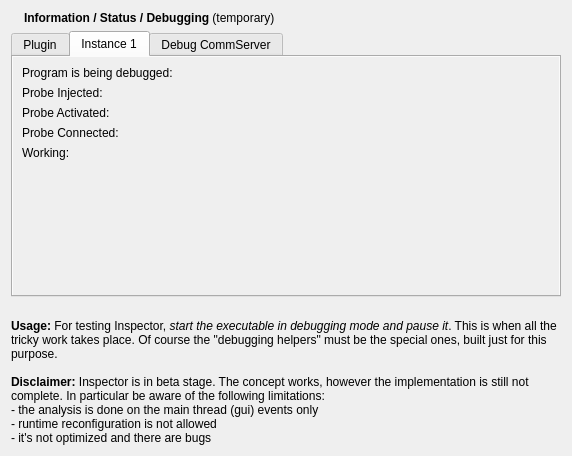
The window that src/plugins/inspector/module-info/infoview.ui (enricoros/k-qt-creator-inspector) describes before a commit, drawn with Qt 5.
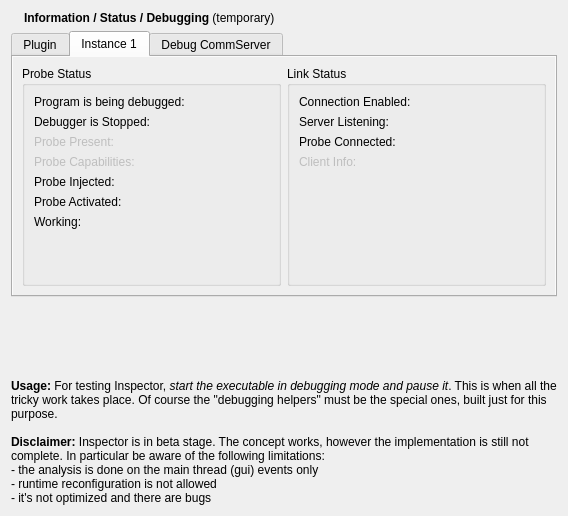
The same window after the commit. The open tabs and pages were chosen to show the change. Icons and pictures are not drawn.

Commit message: Inspector: greatly improved InfoView, fully linked to the InstanceModel

Diff of the .ui file:
```diff
--- a/src/plugins/inspector/module-info/infoview.ui
+++ b/src/plugins/inspector/module-info/infoview.ui
@@ -7,8 +7,8 @@
    <rect>
     <x>0</x>
     <y>0</y>
-    <width>572</width>
-    <height>407</height>
+    <width>568</width>
+    <height>516</height>
    </rect>
   </property>
   <property name="windowTitle">
@@ -189,9 +189,16 @@
       <attribute name="title">
        <string>Instance 1</string>
       </attribute>
-      <layout class="QVBoxLayout" name="verticalLayout_8">
-       <item>
+      <layout class="QGridLayout" name="gridLayout">
+       <item row="0" column="0">
+        <widget class="QGroupBox" name="groupBox">
+         <property name="title">
+          <string>Probe Status</string>
+         </property>
         <layout class="QFormLayout" name="formLayout">
+          <property name="fieldGrowthPolicy">
+           <enum>QFormLayout::ExpandingFieldsGrow</enum>
+          </property>
          <item row="0" column="0">
           <widget class="QLabel" name="label_2">
            <property name="text">
@@ -203,59 +210,144 @@
           <widget class="QLabel" name="debLabel"/>
          </item>
          <item row="1" column="0">
+           <widget class="QLabel" name="label_20">
+            <property name="text">
+             <string>Debugger is Stopped:</string>
+            </property>
+           </widget>
+          </item>
+          <item row="1" column="1">
+           <widget class="QLabel" name="debugStopped"/>
+          </item>
+          <item row="2" column="0">
           <widget class="QLabel" name="label_3">
+            <property name="enabled">
+             <bool>false</bool>
+            </property>
+            <property name="text">
+             <string>Probe Present:</string>
+            </property>
+           </widget>
+          </item>
+          <item row="2" column="1">
+           <widget class="QLabel" name="probePresent">
+            <property name="enabled">
+             <bool>false</bool>
+            </property>
+           </widget>
+          </item>
+          <item row="3" column="0">
+           <widget class="QLabel" name="label_10">
+            <property name="enabled">
+             <bool>false</bool>
+            </property>
+            <property name="text">
+             <string>Probe Capabilities:</string>
+            </property>
+           </widget>
+          </item>
+          <item row="3" column="1">
+           <widget class="QLabel" name="probeCaps">
+            <property name="enabled">
+             <bool>false</bool>
+            </property>
+           </widget>
+          </item>
+          <item row="4" column="0">
+           <widget class="QLabel" name="label_11">
            <property name="text">
             <string>Probe Injected:</string>
            </property>
           </widget>
          </item>
-         <item row="1" column="1">
-          <widget class="QLabel" name="injLabel"/>
-         </item>
-         <item row="2" column="0">
+          <item row="4" column="1">
+           <widget class="QLabel" name="probeInjected"/>
+          </item>
+          <item row="5" column="0">
           <widget class="QLabel" name="label_4">
            <property name="text">
             <string>Probe Activated:</string>
            </property>
           </widget>
          </item>
-         <item row="2" column="1">
-          <widget class="QLabel" name="actLabel"/>
-         </item>
-         <item row="3" column="0">
-          <widget class="QLabel" name="label_5">
-           <property name="text">
-            <string>Probe Connected:</string>
-           </property>
-          </widget>
-         </item>
-         <item row="3" column="1">
-          <widget class="QLabel" name="conLabel"/>
-         </item>
-         <item row="4" column="0">
+          <item row="5" column="1">
+           <widget class="QLabel" name="probeActive"/>
+          </item>
+          <item row="6" column="0">
           <widget class="QLabel" name="label_7">
            <property name="text">
             <string>Working:</string>
            </property>
           </widget>
          </item>
-         <item row="4" column="1">
+          <item row="6" column="1">
           <widget class="QLabel" name="workLabel"/>
          </item>
         </layout>
+        </widget>
        </item>
+       <item row="0" column="1">
+        <widget class="QGroupBox" name="groupBox_2">
+         <property name="title">
+          <string>Link Status</string>
+         </property>
+         <layout class="QFormLayout" name="formLayout_3">
+          <item row="0" column="0">
+           <widget class="QLabel" name="label_17">
+            <property name="text">
+             <string>Connection Enabled:</string>
+            </property>
+           </widget>
+          </item>
+          <item row="0" column="1">
+           <layout class="QHBoxLayout" name="horizontalLayout_3">
        <item>
-        <spacer name="verticalSpacer_5">
-         <property name="orientation">
-          <enum>Qt::Vertical</enum>
-         </property>
-         <property name="sizeHint" stdset="0">
-          <size>
-           <width>0</width>
-           <height>0</height>
-          </size>
-         </property>
-        </spacer>
+             <widget class="QLabel" name="connEnabled"/>
+            </item>
+            <item>
+             <widget class="QLabel" name="connName"/>
+            </item>
+           </layout>
+          </item>
+          <item row="1" column="0">
+           <widget class="QLabel" name="label_19">
+            <property name="text">
+             <string>Server Listening:</string>
+            </property>
+           </widget>
+          </item>
+          <item row="1" column="1">
+           <widget class="QLabel" name="serverListening"/>
+          </item>
+          <item row="2" column="0">
+           <widget class="QLabel" name="label_21">
+            <property name="text">
+             <string>Probe Connected:</string>
+            </property>
+           </widget>
+          </item>
+          <item row="2" column="1">
+           <widget class="QLabel" name="probeConnected"/>
+          </item>
+          <item row="3" column="0">
+           <widget class="QLabel" name="label_22">
+            <property name="enabled">
+             <bool>false</bool>
+            </property>
+            <property name="text">
+             <string>Client Info:</string>
+            </property>
+           </widget>
+          </item>
+          <item row="3" column="1">
+           <widget class="QLabel" name="clientInfo">
+            <property name="enabled">
+             <bool>false</bool>
+            </property>
+           </widget>
+          </item>
+         </layout>
+        </widget>
        </item>
       </layout>
      </widget>
```
Left out of the diff: 10 changed lines with no effect on the pictures. Lines whose indentation alone changed are shown as unchanged. The commit also changes 5 other files.
